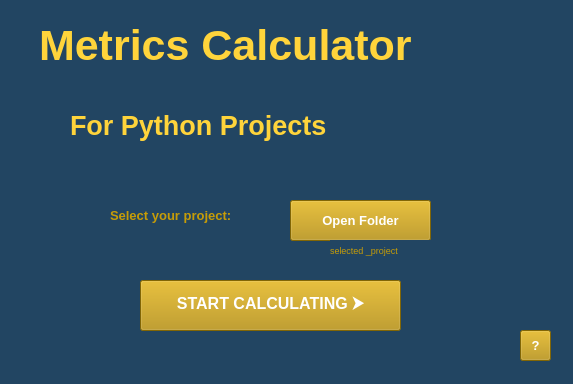
The window that app/gui/mainWindow.ui (minaschar/metrics-calculator-python) describes before a commit, drawn with Qt 5.
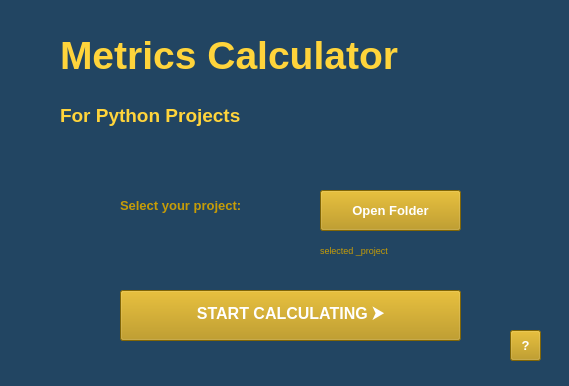
The same window after the commit. Icons and pictures are not drawn.

Commit message: Changes on main window. Corrections: -links, images , functionality.

Diff of the .ui file:
```diff
--- a/app/gui/mainWindow.ui
+++ b/app/gui/mainWindow.ui
@@ -2,14 +2,24 @@
 <ui version="4.0">
  <class>MainWindow</class>
  <widget class="QMainWindow" name="MainWindow">
+  <property name="enabled">
+   <bool>true</bool>
+  </property>
   <property name="geometry">
    <rect>
     <x>0</x>
     <y>0</y>
-    <width>573</width>
-    <height>384</height>
+    <width>569</width>
+    <height>386</height>
    </rect>
   </property>
+  <property name="font">
+   <font>
+    <pointsize>14</pointsize>
+    <weight>75</weight>
+    <bold>true</bold>
+   </font>
+  </property>
   <property name="windowTitle">
    <string>MainWindow</string>
   </property>
@@ -20,9 +30,9 @@
    <widget class="QPushButton" name="calculateBtn">
     <property name="geometry">
      <rect>
-      <x>140</x>
-      <y>280</y>
-      <width>261</width>
+      <x>120</x>
+      <y>290</y>
+      <width>341</width>
       <height>51</height>
      </rect>
     </property>
@@ -45,8 +55,8 @@
    <widget class="QToolButton" name="openFolderButton">
     <property name="geometry">
      <rect>
-      <x>290</x>
-      <y>200</y>
+      <x>320</x>
+      <y>190</y>
       <width>141</width>
       <height>41</height>
      </rect>
@@ -70,22 +80,22 @@
    <widget class="QLabel" name="nameLbl">
     <property name="geometry">
      <rect>
-      <x>-10</x>
-      <y>20</y>
-      <width>571</width>
+      <x>60</x>
+      <y>30</y>
+      <width>471</width>
       <height>51</height>
      </rect>
     </property>
     <property name="font">
      <font>
-      <pointsize>32</pointsize>
+      <pointsize>29</pointsize>
       <weight>75</weight>
       <bold>true</bold>
      </font>
     </property>
     <property name="styleSheet">
      <string notr="true">color: #FFD43B;
-margin: 0 auto;</string>
+</string>
     </property>
     <property name="text">
      <string>Metrics Calculator</string>
@@ -94,15 +104,15 @@
    <widget class="QLabel" name="pythonProjectLbl">
     <property name="geometry">
      <rect>
-      <x>70</x>
-      <y>100</y>
-      <width>331</width>
+      <x>60</x>
+      <y>90</y>
+      <width>261</width>
       <height>51</height>
      </rect>
     </property>
     <property name="font">
      <font>
-      <pointsize>20</pointsize>
+      <pointsize>14</pointsize>
       <weight>75</weight>
       <bold>true</bold>
      </font>
@@ -136,8 +146,8 @@
    <widget class="QLabel" name="selectProjectLbl">
     <property name="geometry">
      <rect>
-      <x>110</x>
-      <y>190</y>
+      <x>120</x>
+      <y>180</y>
       <width>171</width>
       <height>51</height>
      </rect>
@@ -159,7 +169,7 @@
    <widget class="QToolButton" name="helpBtn">
     <property name="geometry">
      <rect>
-      <x>520</x>
+      <x>510</x>
       <y>330</y>
       <width>31</width>
       <height>31</height>
@@ -184,9 +194,9 @@
    <widget class="QLabel" name="selectedProjectLbl">
     <property name="geometry">
      <rect>
-      <x>330</x>
+      <x>320</x>
       <y>240</y>
-      <width>101</width>
+      <width>221</width>
       <height>21</height>
      </rect>
     </property>
@@ -204,6 +214,25 @@
      <string>selected _project</string>
     </property>
    </widget>
+   <widget class="QLabel" name="label">
+    <property name="geometry">
+     <rect>
+      <x>310</x>
+      <y>90</y>
+      <width>181</width>
+      <height>71</height>
+     </rect>
+    </property>
+    <property name="text">
+     <string/>
+    </property>
+    <property name="pixmap">
+     <pixmap>../resources/images/logos/Python_metrics_logo.png</pixmap>
+    </property>
+    <property name="scaledContents">
+     <bool>true</bool>
+    </property>
+   </widget>
   </widget>
   <widget class="QStatusBar" name="statusbar"/>
  </widget>
```
Left out of the diff: 19 changed lines with no effect on the pictures. The commit also changes 5 other files.
